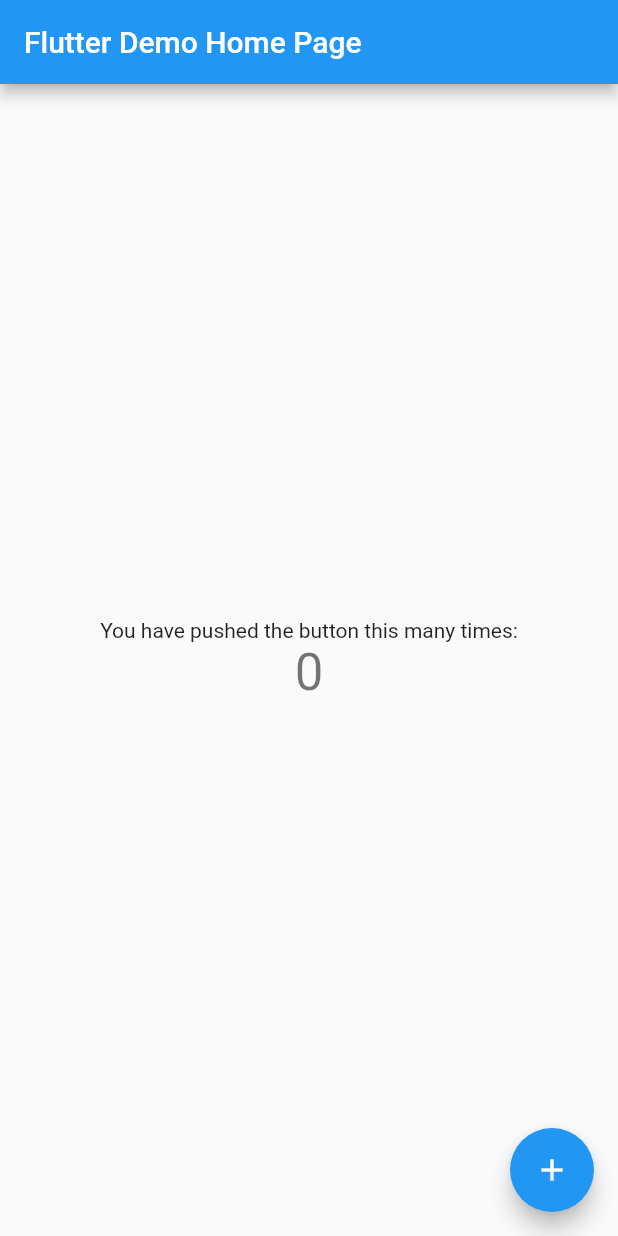
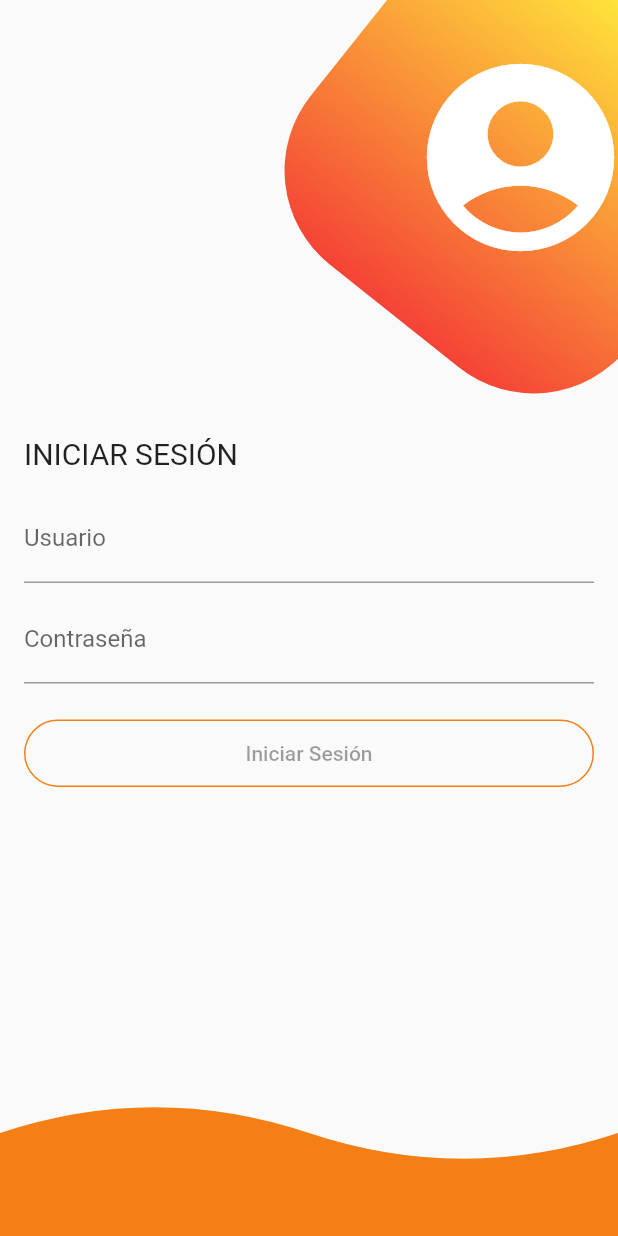
Before and after one commit to vpanchojs/prueba, a Flutter app: the screen it shows after launch, on a phone screen of 412 x 824 dp. Run offline on Flutter 3.47's test engine with Material 2 defaults, Android fonts, the phone set to English and light mode, and no system bars; our stand-ins replace rxdart; statements that could not run were skipped.

Commit message:
Prueba Completa Login

```diff
--- /dev/null
+++ b/lib/api/http_client.dart
@@ -0,0 +1,9 @@
+import 'package:http/http.dart' as http;
+
+class HttpClient {
+  var url = 'http://159.89.50.39:5000/auth/perfil/login';
+
+  Future<http.Response> signIn(String user, String password) async {
+    return  http.post(url, body: {'nombre_contacto': user, 'password': password});
+  }
+}
--- /dev/null
+++ b/lib/app/login/bloc/p_login.dart
@@ -0,0 +1,29 @@
+import 'package:flutter/material.dart';
+import 'package:prueba/util/bloc/bloc_provider.dart';
+
+import '../page.dart';
+import 'b_login.dart';
+
+class PLogin extends StatefulWidget{
+
+  @override
+  _PLoginState createState() => _PLoginState();
+
+}
+
+class _PLoginState extends State<PLogin> {
+  BLogin _bLogin;
+
+
+  @override
+  void initState() {
+    super.initState();
+    _bLogin= new BLogin();
+  }
+
+  @override
+  Widget build(BuildContext context) {
+    return BlocProvider(child: PageLogin(), bloc: _bLogin);
+  }
+
+}
--- /dev/null
+++ b/lib/app/login/page.dart
@@ -0,0 +1,176 @@
+import 'dart:math';
+
+import 'package:flutter/material.dart';
+import 'package:prueba/app/dashboard/page.dart';
+import 'package:prueba/resource/strings.dart';
+import 'package:prueba/util/bloc/bloc_provider.dart';
+import 'package:prueba/util/decorations/curve_footer.dart';
+
+import 'bloc/b_login.dart';
+
+class PageLogin extends StatefulWidget{
+
+  @override
+  _PageLoginState createState() => _PageLoginState();
+
+}
+
+class _PageLoginState extends State<PageLogin> {
+  BLogin _bLogin;
+   final GlobalKey<ScaffoldState> _scaffKey = GlobalKey<ScaffoldState>();
+
+  @override
+  void initState() {
+    super.initState();
+    _bLogin= BlocProvider.of<BLogin>(context);
+    _bLogin.outview.listen((value){
+      value.actionExecute(context,_scaffKey,navigationToDashboard);
+    });
+  }
+
+  @override
+  Widget build(BuildContext context) {
+    return Scaffold(
+      key: _scaffKey,
+      body: Stack(
+        children: <Widget>[
+          CustomPaint(
+            size: Size(double.maxFinite, double.maxFinite),
+            painter: CurveFooter(),
+          ),
+          decorationTop(),
+          Padding(
+            padding: const EdgeInsets.all(16.0),
+            child: ListView(
+              children: <Widget>[
+                SizedBox(height:  MediaQuery.of(context).size.height/3),
+                labelLogin(),
+                SizedBox(height: 16),
+                inputUser(),
+                SizedBox(height: 8),
+                inputPassword(),
+                SizedBox(height: 24),
+                actionButton()
+              ],
+            ),
+          ),
+        ],
+      ),
+    );
+  }
+
+  navigationToDashboard(profile){
+    Navigator.pushAndRemoveUntil(
+        context,
+        MaterialPageRoute(builder: (context) => PageDashBoard(person: profile)),
+        ModalRoute.withName(""));
+  }
+
+
+/* Widget que componente la vista*/
+
+  labelLogin() {
+    return Text("INICIAR SESIÓN", style: TextStyle(fontSize: 20));
+  }
+
+
+  Widget inputUser() {
+    return StreamBuilder(
+        stream: _bLogin.outUser,
+        builder: (context, snapshot) {
+          return TextField(
+            onChanged: _bLogin.inUser,
+            keyboardType: TextInputType.text,
+            decoration: InputDecoration(
+              labelText: label_input_user,
+              hintText: hint_input_user,
+              errorText: snapshot.error,
+            ),
+            maxLines: 1,
+          );
+        });
+  }
+
+
+  Widget inputPassword() {
+    return StreamBuilder(
+        stream: _bLogin.outPassword,
+        builder: (context, snapshot) {
+          return TextField(
+            onChanged: _bLogin.inPassword,
+            keyboardType: TextInputType.visiblePassword,
+            obscureText: true,
+            decoration: InputDecoration(
+              labelText: label_input_password,
+              hintText: hint_input_password,
+              errorText: snapshot.error,
+            ),
+            maxLines: 1,
+          );
+        });
+  }
+
+  Widget actionButton() {
+    return StreamBuilder(
+      stream: _bLogin.outProgressAction,
+      initialData: false,
+      builder: (context, snapshot) {
+        if (snapshot.data) {
+          return Align(
+            alignment: FractionalOffset.center,
+            child: Container(
+              height: 24,
+              margin: EdgeInsets.only(right: 8),
+              width: 24,
+              child: CircularProgressIndicator(
+                strokeWidth: 2,
+                valueColor:
+                AlwaysStoppedAnimation<Color>(Colors.yellow[900]),
+              ),
+            ),
+          );
+        }
+        return buttonSignIn();
+      },
+    );
+  }
+
+  Widget buttonSignIn() {
+    return StreamBuilder(
+        stream: _bLogin.buttonActionValid,
+        builder: (context, snapshot) {
+          return Container(
+            height: 45,
+            child: FlatButton(
+              shape: RoundedRectangleBorder(
+                  borderRadius: new BorderRadius.circular(24.0),
+                  side: BorderSide(color: Colors.yellow[900])
+              ),
+              child: Text(button_signIn),
+              onPressed: snapshot.hasData
+                  ? _bLogin.signIn
+                  : null,
+            ),
+          );
+        });
+  }
+
+
+ decorationTop(){
+   return Positioned(
+     top: -30,
+     right: -70,
+     child: Transform.rotate(
+       angle: -pi/3.5,
+       child: Container(
+          height: 270,
+          width: 270,
+          child: Transform.rotate(angle:pi/3.5,child: Icon(Icons.account_circle,size: 150,color: Colors.white)),
+          decoration: BoxDecoration(borderRadius: BorderRadius.circular(80.0),gradient: LinearGradient(colors: [Colors.red,Colors.yellow])),
+       ),
+     ),
+   );
+  }
+
+
+}
--- a/lib/main.dart
+++ b/lib/main.dart
@@ -1,4 +1,5 @@
 import 'package:flutter/material.dart';
+import 'package:prueba/app/login/bloc/p_login.dart';
 
 void main() => runApp(MyApp());
 
@@ -7,105 +8,11 @@ class MyApp extends StatelessWidget {
   @override
   Widget build(BuildContext context) {
     return MaterialApp(
-      title: 'Flutter Demo',
+      title: 'Prueba',
       theme: ThemeData(
-        // This is the theme of your application.
-        //
-        // Try running your application with "flutter run". You'll see the
-        // application has a blue toolbar. Then, without quitting the app, try
-        // changing the primarySwatch below to Colors.green and then invoke
-        // "hot reload" (press "r" in the console where you ran "flutter run",
-        // or simply save your changes to "hot reload" in a Flutter IDE).
-        // Notice that the counter didn't reset back to zero; the application
-        // is not restarted.
         primarySwatch: Colors.blue,
       ),
-      home: MyHomePage(title: 'Flutter Demo Home Page'),
+      home: PLogin(),
     );
   }
 }
-
-class MyHomePage extends StatefulWidget {
-  MyHomePage({Key key, this.title}) : super(key: key);
-
-  // This widget is the home page of your application. It is stateful, meaning
-  // that it has a State object (defined below) that contains fields that affect
-  // how it looks.
-
-  // This class is the configuration for the state. It holds the values (in this
-  // case the title) provided by the parent (in this case the App widget) and
-  // used by the build method of the State. Fields in a Widget subclass are
-  // always marked "final".
-
-  final String title;
-
-  @override
-  _MyHomePageState createState() => _MyHomePageState();
-}
-
-class _MyHomePageState extends State<MyHomePage> {
-  int _counter = 0;
-
-  void _incrementCounter() {
-    setState(() {
-      // This call to setState tells the Flutter framework that something has
-      // changed in this State, which causes it to rerun the build method below
-      // so that the display can reflect the updated values. If we changed
-      // _counter without calling setState(), then the build method would not be
-      // called again, and so nothing would appear to happen.
-      _counter++;
-    });
-  }
-
-  @override
-  Widget build(BuildContext context) {
-    // This method is rerun every time setState is called, for instance as done
-    // by the _incrementCounter method above.
-    //
-    // The Flutter framework has been optimized to make rerunning build methods
-    // fast, so that you can just rebuild anything that needs updating rather
-    // than having to individually change instances of widgets.
-    return Scaffold(
-      appBar: AppBar(
-        // Here we take the value from the MyHomePage object that was created by
-        // the App.build method, and use it to set our appbar title.
-        title: Text(widget.title),
-      ),
-      body: Center(
-        // Center is a layout widget. It takes a single child and positions it
-        // in the middle of the parent.
-        child: Column(
-          // Column is also a layout widget. It takes a list of children and
-          // arranges them vertically. By default, it sizes itself to fit its
-          // children horizontally, and tries to be as tall as its parent.
-          //
-          // Invoke "debug painting" (press "p" in the console, choose the
-          // "Toggle Debug Paint" action from the Flutter Inspector in Android
-          // Studio, or the "Toggle Debug Paint" command in Visual Studio Code)
-          // to see the wireframe for each widget.
-          //
-          // Column has various properties to control how it sizes itself and
-          // how it positions its children. Here we use mainAxisAlignment to
-          // center the children vertically; the main axis here is the vertical
-          // axis because Columns are vertical (the cross axis would be
-          // horizontal).
-          mainAxisAlignment: MainAxisAlignment.center,
-          children: <Widget>[
-            Text(
-              'You have pushed the button this many times:',
-            ),
-            Text(
-              '$_counter',
-              style: Theme.of(context).textTheme.display1,
-            ),
-          ],
-        ),
-      ),
-      floatingActionButton: FloatingActionButton(
-        onPressed: _incrementCounter,
-        tooltip: 'Increment',
-        child: Icon(Icons.add),
-      ), // This trailing comma makes auto-formatting nicer for build methods.
-    );
-  }
-}
--- /dev/null
+++ b/lib/models/person.dart
@@ -0,0 +1,24 @@
+class Person{
+  String idUser;
+  String idTipoPerfil;
+  String id_usuario;
+  String id;
+  String nombre_contacto;
+  String nombre;
+  String info;
+  String colaborador;
+  String telefono;
+  String email;
+  String direccion;
+  String postal_code;
+  String pais;
+
+  Person.profile(Map data){
+    idUser=data["idUser"];
+    nombre_contacto=data["nombre_contacto"];
+    nombre=data["nombre"];
+    email=data["email"];
+    direccion=data["direccion"];
+
+  }
+}
--- /dev/null
+++ b/lib/resource/strings.dart
@@ -0,0 +1,5 @@
+const String label_input_user="Usuario";
+const String hint_input_user="Ingrese usuario";
+const String label_input_password="Contraseña";
+const String hint_input_password="Ingresar contraseña";
+const String button_signIn="Iniciar Sesión";
--- /dev/null
+++ b/lib/util/bloc/bloc_provider.dart
@@ -0,0 +1,56 @@
+import 'package:flutter/material.dart';
+
+Type _typeOf<T>() => T;
+
+abstract class BlocBase {
+  void dispose();
+}
+
+class BlocProvider<T extends BlocBase> extends StatefulWidget {
+  BlocProvider({
+    Key key,
+    @required this.child,
+    @required this.bloc,
+  }) : super(key: key);
+
+  final Widget child;
+  final T bloc;
+
+  @override
+  _BlocProviderState<T> createState() => _BlocProviderState<T>();
+
+  static T of<T extends BlocBase>(BuildContext context) {
+    _BlocProviderInherited<T> provider =
+        context.getElementForInheritedWidgetOfExactType<_BlocProviderInherited<T>>().widget;
+    return provider?.bloc;
+  }
+}
+
+class _BlocProviderState<T extends BlocBase> extends State<BlocProvider<T>> {
+  @override
+  void dispose() {
+    widget.bloc?.dispose();
+    super.dispose();
+  }
+
+  @override
+  Widget build(BuildContext context) {
+    return new _BlocProviderInherited<T>(
+      bloc: widget.bloc,
+      child: widget.child,
+    );
+  }
+}
+
+class _BlocProviderInherited<T> extends InheritedWidget {
+  _BlocProviderInherited({
+    Key key,
+    @required Widget child,
+    @required this.bloc,
+  }) : super(key: key, child: child);
+
+  final T bloc;
+
+  @override
+  bool updateShouldNotify(_BlocProviderInherited oldWidget) => false;
+}
--- /dev/null
+++ b/lib/util/mixins_progress/progress_action.dart
@@ -0,0 +1,13 @@
+import 'package:rxdart/rxdart.dart';
+
+mixin ProgressAction {
+  final progressActionCtrl = BehaviorSubject<bool>();
+
+  Function(bool) get inProgressAction => progressActionCtrl.sink.add;
+
+  Stream<bool> get outProgressAction => progressActionCtrl.stream;
+
+  closeProgressAction() {
+    progressActionCtrl.close();
+  }
+}
--- /dev/null
+++ b/lib/util/validators/validators.dart
@@ -0,0 +1,19 @@
+import 'dart:async';
+
+import 'inputs.dart';
+
+class Validators {
+  final validUser = StreamTransformer<String, String>.fromHandlers(
+      handleData: (value, skin) {
+        var message = InputValidates.validInput(value);
+        (message == null) ? skin.add(value) : skin.addError(message);
+      });
+
+  final validPassword = StreamTransformer<String, String>.fromHandlers(
+      handleData: (value, skin) {
+        var message = InputValidates.validInput(value);
+        (message == null) ? skin.add(value) : skin.addError(message);
+      });
+
+
+}
--- a/pubspec.yaml
+++ b/pubspec.yaml
@@ -23,6 +23,8 @@ dependencies:
   # The following adds the Cupertino Icons font to your application.
   # Use with the CupertinoIcons class for iOS style icons.
   cupertino_icons: ^0.1.2
+  rxdart: ^0.23.1
+  http: ^0.12.0+4
 
 dev_dependencies:
   flutter_test:
```
Also changed, not shown: lib/app/dashboard/page.dart (added, +17 -0 lines), lib/app/login/bloc/b_login.dart (added, +65 -0 lines), lib/util/decorations/curve_footer.dart (added, +30 -0 lines), lib/util/ui/action_view.dart (added, +60 -0 lines), lib/util/validators/inputs.dart (added, +17 -0 lines), lib/util/decorations/item_login.dart (added), pubspec.lock.
